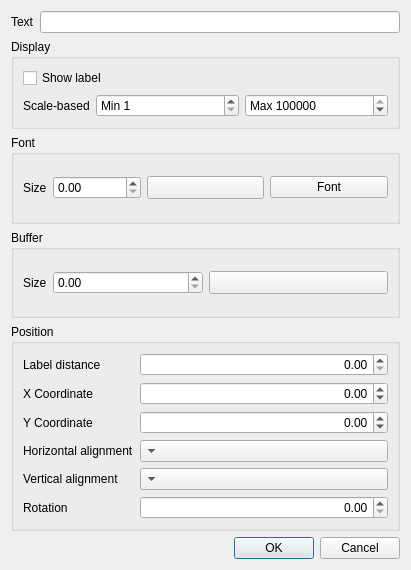
kadas-albireo/kadas-albireo, file src/ui/qgslabelpropertydialogbase.ui: the form before one commit.
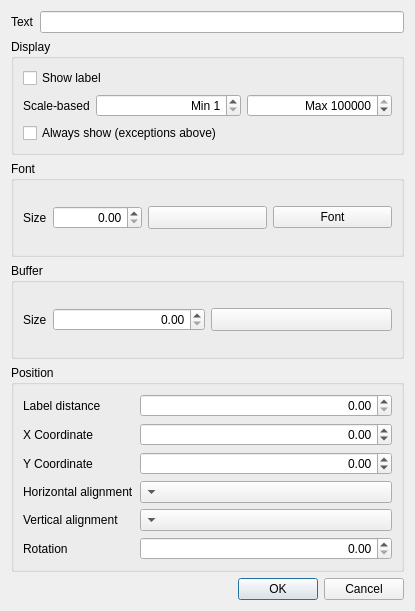
The form after the commit. Custom widgets are drawn as their Qt base class.

Commit message:
Add data defined option to always show a label, unless overridden
- Label is skipped during PAL priority calculation, permitting collisions and overlaps
- Overridden by layer and data defined 'scale/pixel size visibility' and data defined 'show label'  options
- Add option to Change Label tool

What changed in the file:
```diff
--- a/src/ui/qgslabelpropertydialogbase.ui
+++ b/src/ui/qgslabelpropertydialogbase.ui
@@ -6,8 +6,8 @@
    <rect>
     <x>0</x>
     <y>0</y>
-    <width>411</width>
-    <height>570</height>
+    <width>415</width>
+    <height>611</height>
    </rect>
   </property>
   <property name="windowTitle">
@@ -71,6 +71,9 @@
         </item>
         <item>
          <widget class="QDoubleSpinBox" name="mFontSizeSpinBox">
+          <property name="alignment">
+           <set>Qt::AlignRight|Qt::AlignTrailing|Qt::AlignVCenter</set>
+          </property>
           <property name="maximum">
            <double>999999.000000000000000</double>
           </property>
@@ -87,15 +90,42 @@
       <string>Display</string>
      </property>
      <layout class="QGridLayout" name="gridLayout_5">
-      <item row="0" column="0" colspan="3">
-       <widget class="QCheckBox" name="mShowLabelChkbx">
+      <item row="2" column="0">
+       <layout class="QHBoxLayout" name="horizontalLayout_5">
+        <item>
+         <widget class="QLabel" name="label">
+          <property name="sizePolicy">
+           <sizepolicy hsizetype="Maximum" vsizetype="Preferred">
+            <horstretch>0</horstretch>
+            <verstretch>0</verstretch>
+           </sizepolicy>
+          </property>
         <property name="text">
-         <string>Show label</string>
+           <string>Scale-based</string>
         </property>
        </widget>
       </item>
-      <item row="1" column="2">
+        <item>
+         <widget class="QSpinBox" name="mMinScaleSpinBox">
+          <property name="alignment">
+           <set>Qt::AlignRight|Qt::AlignTrailing|Qt::AlignVCenter</set>
+          </property>
+          <property name="prefix">
+           <string>Min </string>
+          </property>
+          <property name="minimum">
+           <number>1</number>
+          </property>
+          <property name="maximum">
+           <number>999999999</number>
+          </property>
+         </widget>
+        </item>
+        <item>
        <widget class="QSpinBox" name="mMaxScaleSpinBox">
+          <property name="alignment">
+           <set>Qt::AlignRight|Qt::AlignTrailing|Qt::AlignVCenter</set>
+          </property>
         <property name="prefix">
          <string>Max </string>
         </property>
@@ -110,29 +140,22 @@
         </property>
        </widget>
       </item>
-      <item row="1" column="1">
-       <widget class="QSpinBox" name="mMinScaleSpinBox">
-        <property name="prefix">
-         <string>Min </string>
-        </property>
-        <property name="minimum">
-         <number>1</number>
-        </property>
-        <property name="maximum">
-         <number>999999999</number>
+       </layout>
+      </item>
+      <item row="0" column="0">
+       <widget class="QCheckBox" name="mShowLabelChkbx">
+        <property name="text">
+         <string>Show label</string>
         </property>
        </widget>
       </item>
-      <item row="1" column="0">
-       <widget class="QLabel" name="label">
-        <property name="sizePolicy">
-         <sizepolicy hsizetype="Maximum" vsizetype="Preferred">
-          <horstretch>0</horstretch>
-          <verstretch>0</verstretch>
-         </sizepolicy>
+      <item row="3" column="0">
+       <widget class="QCheckBox" name="mAlwaysShowChkbx">
+        <property name="toolTip">
+         <string>Ignores priority and permits collisions/overlaps</string>
         </property>
         <property name="text">
-         <string>Scale-based</string>
+         <string>Always show (exceptions above)</string>
         </property>
        </widget>
       </item>
@@ -162,6 +185,9 @@
         </item>
         <item>
          <widget class="QDoubleSpinBox" name="mBufferSizeSpinBox">
+          <property name="alignment">
+           <set>Qt::AlignRight|Qt::AlignTrailing|Qt::AlignVCenter</set>
+          </property>
           <property name="maximum">
            <double>999999.000000000000000</double>
           </property>
```
Left out of the diff: 8 changed lines with no effect on the pictures. Lines whose indentation alone changed are shown as unchanged. The commit also changes 12 other files.
